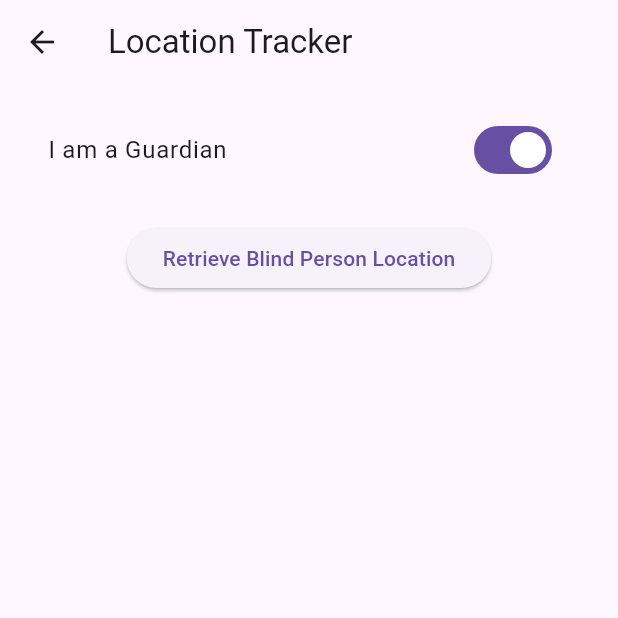
After one commit to abhinav-37kr/Seeing-ai, a Flutter app: the LocationTrackingPage screen opened directly, after a tap on "I am a Guardian", on a phone screen of 412 x 824 dp, the top half of it. The commit adds this screen. Run offline on Flutter 3.47's test engine with Material 3 defaults, Android fonts, the phone set to English and light mode, and no system bars; our stand-ins replace flutter_tts, geolocator, image_picker, permission_handler, speech_to_text, supabase_flutter; missing offline and left inert: cloudinary_flutter, cloudinary_url_gen; accounts and stored records are empty; Roboto replaces fonts that are missing (Poppins).

Commit message:
first commit

```diff
--- a/lib/home.dart
+++ b/lib/home.dart
@@ -10,6 +10,7 @@ import 'package:cloudinary_flutter/cloudinary_context.dart';
 import 'package:cloudinary_flutter/image/cld_image.dart';
 import 'package:cloudinary_url_gen/cloudinary.dart';
 import 'package:permission_handler/permission_handler.dart';
+import 'location_tracking_page.dart';
 
 class HomeScreen extends StatelessWidget {
   const HomeScreen({super.key});
@@ -308,6 +309,20 @@ class _VisionAssistantScreenState extends State<VisionAssistantScreen>
         centerTitle: true,
         elevation: 0,
         backgroundColor: colorScheme.surface,
+         actions: [
+          IconButton(
+            icon: const Icon(Icons.location_on),
+            tooltip: 'Track Location',
+            onPressed: () {
+              Navigator.push(
+                context,
+                MaterialPageRoute(
+                  builder: (context) => const LocationTrackingPage(),
+                ),
+              );
+            },
+          ),
+        ],
       ),
       body: GestureDetector(
         onTap: () => FocusScope.of(context).unfocus(),
--- /dev/null
+++ b/lib/location_tracking_page.dart
@@ -0,0 +1,206 @@
+import 'package:flutter/material.dart';
+import 'package:supabase_flutter/supabase_flutter.dart';
+import 'package:geolocator/geolocator.dart';
+
+class LocationTrackingPage extends StatefulWidget {
+  const LocationTrackingPage({Key? key}) : super(key: key);
+
+  @override
+  _LocationTrackingPageState createState() => _LocationTrackingPageState();
+}
+
+class _LocationTrackingPageState extends State<LocationTrackingPage> {
+  bool isGuardian = false;
+  String statusMessage = '';
+  bool isTracking = false;
+
+  @override
+  void initState() {
+    super.initState();
+    // Automatically track location if in blind mode.
+    WidgetsBinding.instance.addPostFrameCallback((_) {
+      if (!isGuardian) {
+        _trackBlindLocation();
+      }
+    });
+  }
+
+  /// Blind person mode: Automatically track and send this device’s location to blind_locations.
+  Future<void> _trackBlindLocation() async {
+  setState(() {
+    isTracking = true;
+    statusMessage = 'Requesting location permission...';
+  });
+
+  bool serviceEnabled = await Geolocator.isLocationServiceEnabled();
+  if (!serviceEnabled) {
+    setState(() {
+      statusMessage = 'Location services are disabled. Please enable them.';
+      isTracking = false;
+    });
+    return;
+  }
+
+  LocationPermission permission = await Geolocator.checkPermission();
+  if (permission == LocationPermission.denied) {
+    permission = await Geolocator.requestPermission();
+    if (permission == LocationPermission.denied) {
+      setState(() {
+        statusMessage = 'Location permissions are denied.';
+        isTracking = false;
+      });
+      return;
+    }
+  }
+  if (permission == LocationPermission.deniedForever) {
+    setState(() {
+      statusMessage = 'Location permissions are permanently denied.';
+      isTracking = false;
+    });
+    return;
+  }
+
+  setState(() {
+    statusMessage = 'Fetching location...';
+  });
+
+  try {
+    Position position = await Geolocator.getCurrentPosition(
+        desiredAccuracy: LocationAccuracy.high);
+
+    final userId = Supabase.instance.client.auth.currentUser?.id;
+
+    // Insert location data into the blind_locations table.
+    await Supabase.instance.client
+        .from('blind_locations')
+        .insert({
+          'user_id': userId,
+          'latitude': position.latitude,
+          'longitude': position.longitude,
+        });
+
+    setState(() {
+      statusMessage = 'Location tracked successfully!';
+    });
+  } catch (e) {
+    setState(() {
+      statusMessage = 'Error: $e';
+    });
+  } finally {
+    setState(() {
+      isTracking = false;
+    });
+  }
+}
+
+
+  /// Guardian mode: Manually retrieve the blind person’s latest location from blind_locations.
+  Future<void> _retrieveBlindLocation() async {
+    setState(() {
+      isTracking = true;
+      statusMessage = 'Fetching blind person location...';
+    });
+
+    try {
+  // Ensure the current user id is not null.
+  final userId = Supabase.instance.client.auth.currentUser!.id;
+
+  // Perform the query.
+  final res = await Supabase.instance.client
+      .from('blind_locations')
+      .select()
+      .eq('user_id', userId)
+      .order('timestamp', ascending: false)
+      .limit(1)
+      .maybeSingle();
+
+  // If the response is a Map, we try to extract error and data.
+  if (res is Map<String, dynamic>) {
+    // Check if the Map contains an 'error' key.
+    if (res.containsKey('error') && res['error'] != null) {
+      setState(() {
+        statusMessage = 'Error fetching location: ${res['error']['message']}';
+      });
+    }
+    // Otherwise, check if it contains a 'data' key.
+    else if (res.containsKey('data') && res['data'] != null) {
+      final data = res['data'] as Map<String, dynamic>;
+      setState(() {
+        statusMessage =
+            'Blind Location: Lat ${data['latitude']}, Lon ${data['longitude']}';
+      });
+    } else {
+      setState(() {
+        statusMessage = 'No blind location data available.';
+      });
+    }
+  }
+  // If res isn't a Map, assume it is the data directly.
+  else if (res != null) {
+    final data = res as Map<String, dynamic>;
+    setState(() {
+      statusMessage =
+          'Blind Location: Lat ${data['latitude']}, Lon ${data['longitude']}';
+    });
+  } else {
+    setState(() {
+      statusMessage = 'No blind location data available.';
+    });
+  }
+} catch (e) {
+  setState(() {
+    statusMessage = 'Error: $e';
+  });
+}
+ finally {
+      setState(() {
+        isTracking = false;
+      });
+    }
+  }
+
+  @override
+  Widget build(BuildContext context) {
+    return Scaffold(
+      appBar: AppBar(
+        title: const Text('Location Tracker'),
+      ),
+      body: Padding(
+        padding: const EdgeInsets.all(16.0),
+        child: Column(
+          children: [
+            // Toggle: Guardian mode when enabled; Blind mode when disabled.
+            SwitchListTile(
+              title: const Text('I am a Guardian'),
+              value: isGuardian,
+              onChanged: (bool value) {
+                setState(() {
+                  isGuardian = value;
+                  statusMessage = '';
+                  // If switched to blind mode, immediately track location.
+                  if (!isGuardian) {
+                    _trackBlindLocation();
+                  }
+                });
+              },
+            ),
+            const SizedBox(height: 20),
+            // In Guardian mode, display a manual "Retrieve" button.
+            if (isGuardian)
+              ElevatedButton(
+                onPressed: isTracking ? null : _retrieveBlindLocation,
+                child: isTracking
+                    ? const CircularProgressIndicator()
+                    : const Text('Retrieve Blind Person Location'),
+              )
+            else
+              const Text('Automatically tracking your location...'),
+            const SizedBox(height: 20),
+            // Display status messages.
+            Text(statusMessage),
+          ],
+        ),
+      ),
+    );
+  }
+}
--- a/pubspec.yaml
+++ b/pubspec.yaml
@@ -32,6 +32,9 @@ dependencies:
   cloudinary_flutter: ^1.3.0
   cloudinary_url_gen: ^1.7.0
 
+  supabase_flutter: ^2.8.4
+  geolocator: ^13.0.3
+
 dev_dependencies:
   flutter_test:
     sdk: flutter
```
Also changed, not shown: lib/main.dart (+228 -99 lines), pubspec.lock, 256 other files.
